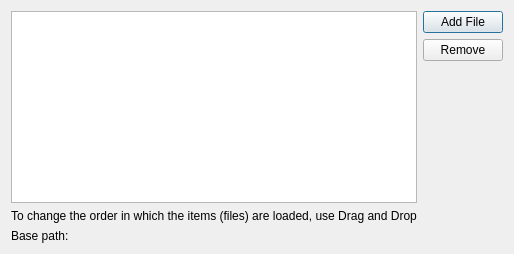
Above: Qitom/ui/widgetPropPythonStartup.ui from itom-project/itom before the change. Below: the same form after it.
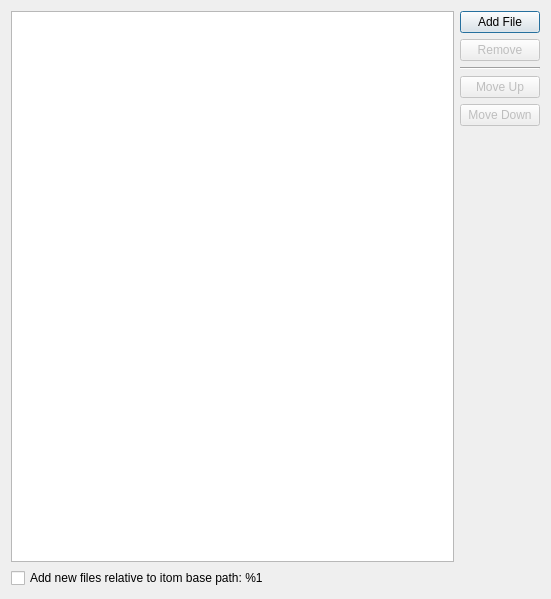
That is the form after the change.

Commit message: startup script editors in user management and properties: move up and move down buttons added, relative include with respect to itom application directory added as option

```diff
--- a/Qitom/ui/widgetPropPythonStartup.ui
+++ b/Qitom/ui/widgetPropPythonStartup.ui
@@ -6,8 +6,8 @@
    <rect>
     <x>0</x>
     <y>0</y>
-    <width>472</width>
-    <height>254</height>
+    <width>551</width>
+    <height>599</height>
    </rect>
   </property>
   <property name="windowTitle">
@@ -43,13 +43,6 @@
          </property>
         </widget>
        </item>
-       <item>
-        <widget class="QLabel" name="label">
-         <property name="text">
-          <string>To change the order in which the items (files) are loaded, use Drag and Drop</string>
-         </property>
-        </widget>
-       </item>
       </layout>
      </item>
      <item>
@@ -66,11 +59,59 @@
        </item>
        <item>
         <widget class="QPushButton" name="btnRemove">
+         <property name="enabled">
+          <bool>false</bool>
+         </property>
          <property name="text">
           <string>Remove</string>
          </property>
         </widget>
        </item>
+       <item>
+        <widget class="Line" name="line">
+         <property name="sizePolicy">
+          <sizepolicy hsizetype="Preferred" vsizetype="Fixed">
+           <horstretch>0</horstretch>
+           <verstretch>0</verstretch>
+          </sizepolicy>
+         </property>
+         <property name="orientation">
+          <enum>Qt::Horizontal</enum>
+         </property>
+        </widget>
+       </item>
+       <item>
+        <widget class="QPushButton" name="btnUpScript">
+         <property name="enabled">
+          <bool>false</bool>
+         </property>
+         <property name="sizePolicy">
+          <sizepolicy hsizetype="Preferred" vsizetype="Fixed">
+           <horstretch>0</horstretch>
+           <verstretch>0</verstretch>
+          </sizepolicy>
+         </property>
+         <property name="text">
+          <string>Move Up</string>
+         </property>
+        </widget>
+       </item>
+       <item>
+        <widget class="QPushButton" name="btnDownScript">
+         <property name="enabled">
+          <bool>false</bool>
+         </property>
+         <property name="sizePolicy">
+          <sizepolicy hsizetype="Preferred" vsizetype="Fixed">
+           <horstretch>0</horstretch>
+           <verstretch>0</verstretch>
+          </sizepolicy>
+         </property>
+         <property name="text">
+          <string>Move Down</string>
+         </property>
+        </widget>
+       </item>
        <item>
         <spacer name="verticalSpacer">
          <property name="orientation">
@@ -89,9 +130,9 @@
     </layout>
    </item>
    <item>
-    <widget class="QLabel" name="lblBasePath">
+    <widget class="QCheckBox" name="checkAddFileRel">
      <property name="text">
-      <string>Base path: </string>
+      <string>Add new files relative to itom base path: %1</string>
      </property>
     </widget>
    </item>
```
The commit also changes 7 other files.
